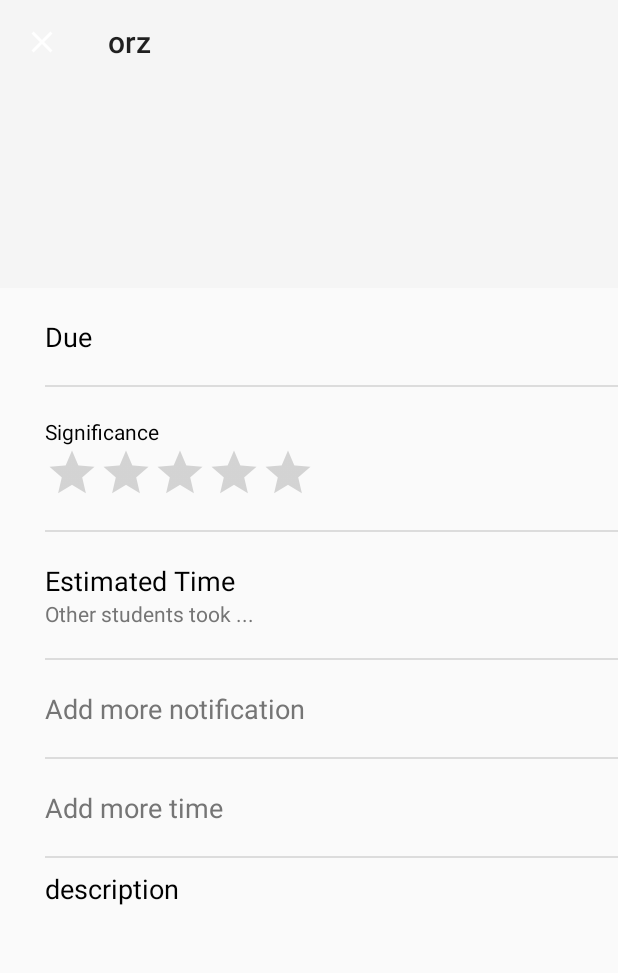
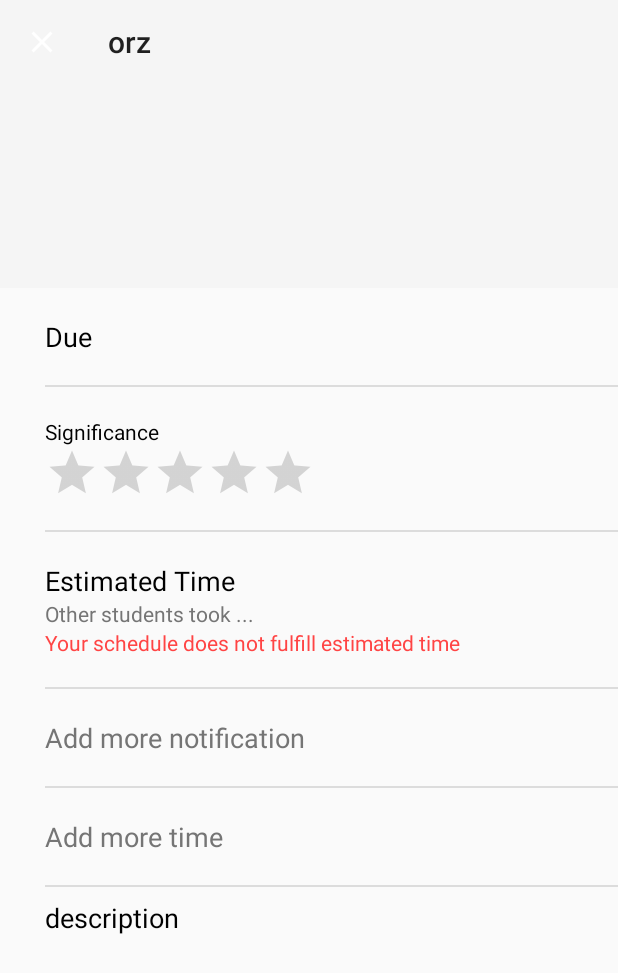
Before and after one commit to KAIST-orz/orz-android, an Android app: the AssignmentDetailsActivity screen opened directly, with no data from a screen before it, on a phone screen of 412 x 824 dp. Shown: the top 973 px of the screen. Run offline under Robolectric (Android 15) with nearby library versions, the phone set to English and light mode, and no system bars; plain views replace SubtitleCollapsingToolbarLayout; 22 statements that could not run were skipped.

Commit message:
compare expected time and allocated time

```diff
--- a/app/src/main/java/kr/ac/kaist/orz/models/StudentAssignment.java
+++ b/app/src/main/java/kr/ac/kaist/orz/models/StudentAssignment.java
@@ -48,4 +48,8 @@ public class StudentAssignment extends Assignment implements Serializable {
     public void addAlarm(int alarm) { alarms.add(alarm); }
 
     public void removeAlarm(int index) { alarms.remove(index); }
+
+    public float getTimeForAssignmentsSum() {return timeForAssignmentsSum; }
+
+    public void setTimeForAssignmentsSum(float f) { timeForAssignmentsSum = f; }
 }
--- a/app/src/main/res/layout/activity_assignment_details.xml
+++ b/app/src/main/res/layout/activity_assignment_details.xml
@@ -104,6 +104,13 @@
                     android:layout_height="wrap_content"
                     android:text="Other students took ..."
                     android:textColor="@color/colorPrimaryDark" />
+
+                <TextView
+                    android:id="@+id/textView_estimated_time_comparision"
+                    android:layout_width="match_parent"
+                    android:layout_height="wrap_content"
+                    android:text="Your schedule does not fulfill estimated time"
+                    android:textColor="@android:color/holo_red_light" />
             </LinearLayout>
 
             <ListView
```
Also changed, not shown: app/src/main/java/kr/ac/kaist/orz/AssignmentDetailsActivity.java (+30 -1 lines).
